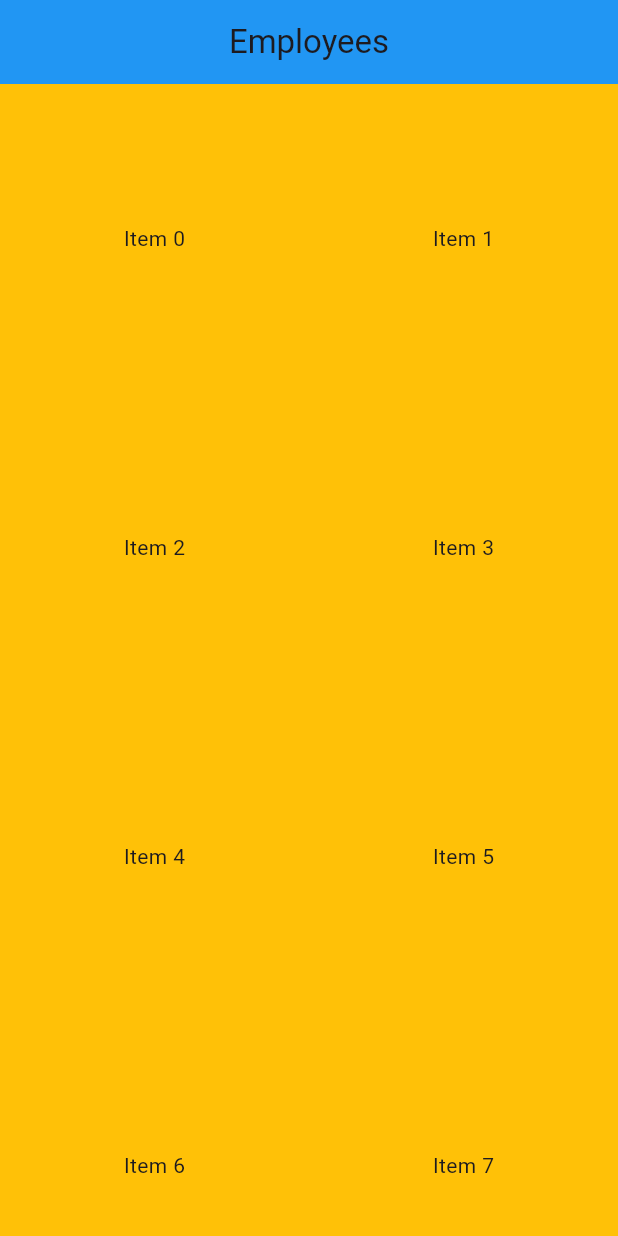
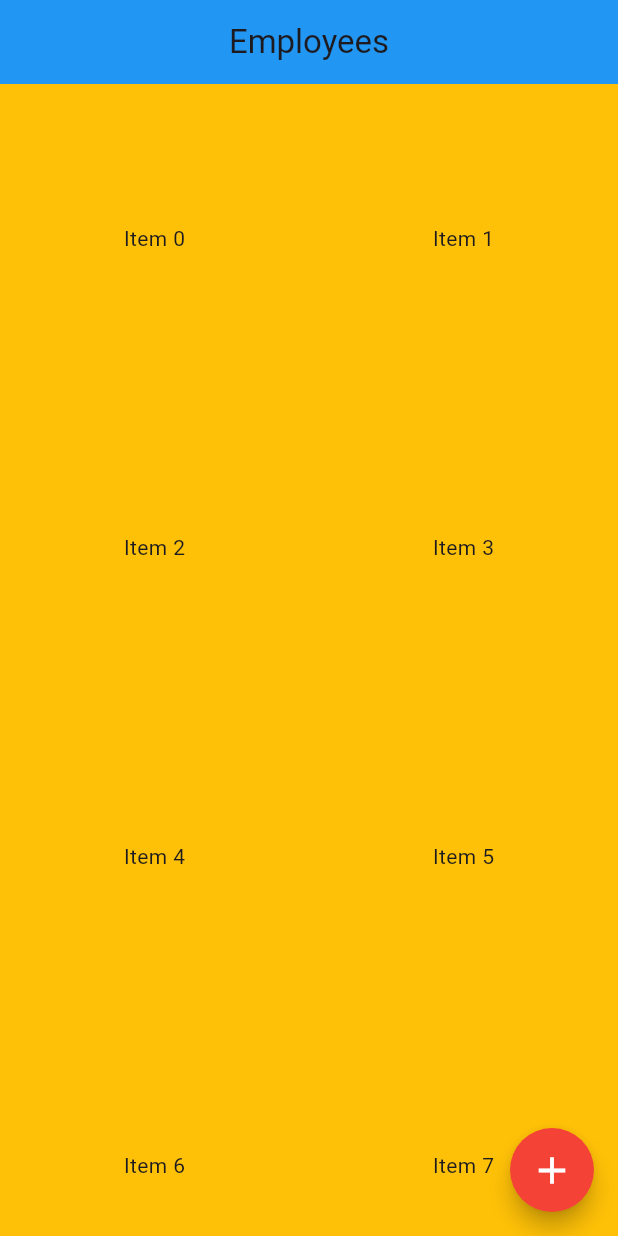
Before and after one commit to SandaruwanB/firebase_crud_with_flutter, a Flutter app: the screen it shows after launch, on a phone screen of 412 x 824 dp. Run offline on Flutter 3.47's test engine with Material 3 defaults, Android fonts, the phone set to English and light mode, and no system bars; our stand-ins replace firebase_core; accounts and stored records are empty.

Commit message:
[DEV] employee page and firebase config

```diff
--- a/lib/main.dart
+++ b/lib/main.dart
@@ -1,6 +1,9 @@
 import 'package:firebase_test/screens/employees.dart';
 import 'package:flutter/material.dart';
+import 'package:firebase_core/firebase_core.dart';
 
-void main() {
+void main() async {
+  WidgetsFlutterBinding.ensureInitialized();
+  await Firebase.initializeApp();
   runApp(const Employees());
 }
--- a/lib/screens/employees.dart
+++ b/lib/screens/employees.dart
@@ -35,7 +35,16 @@ class _EmployeesState extends State<Employees> {
                 );
               }
             ),
-          )),
+          ),
+          floatingActionButton: FloatingActionButton(
+            onPressed: ()=>{},
+            backgroundColor: Colors.red,
+            shape: RoundedRectangleBorder(
+              borderRadius: BorderRadius.circular(30)
+            ),
+            child: const Icon(Icons.add, color: Colors.white, size: 30),
+          ),
+        ),
     );
   }
 }
```
